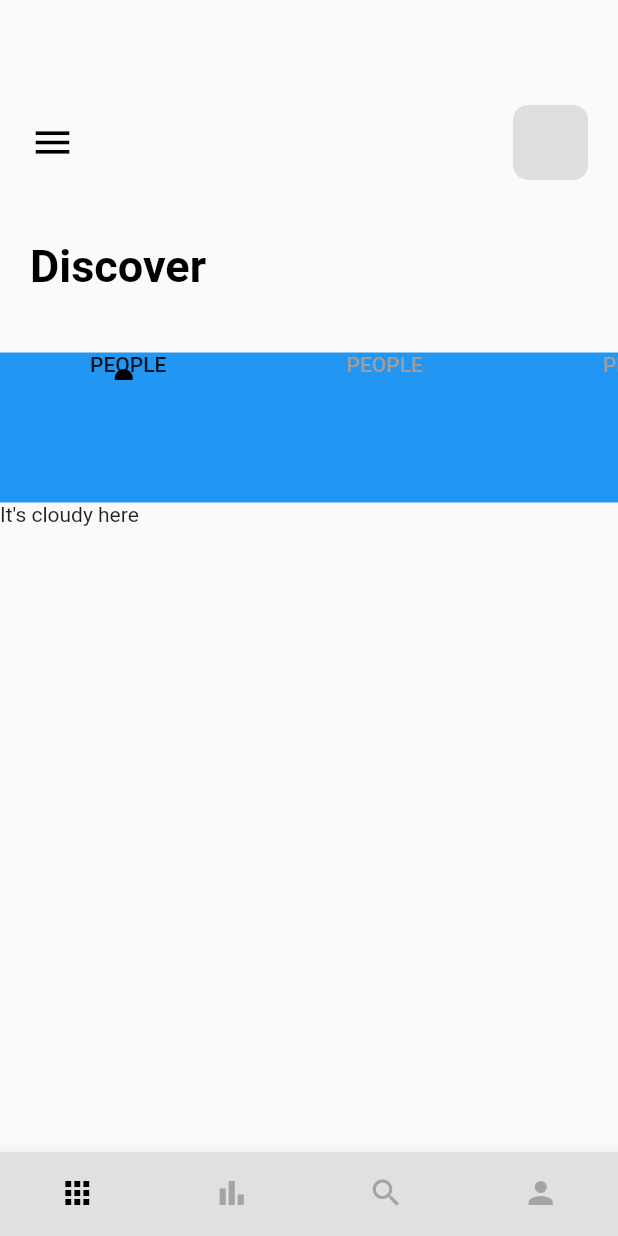
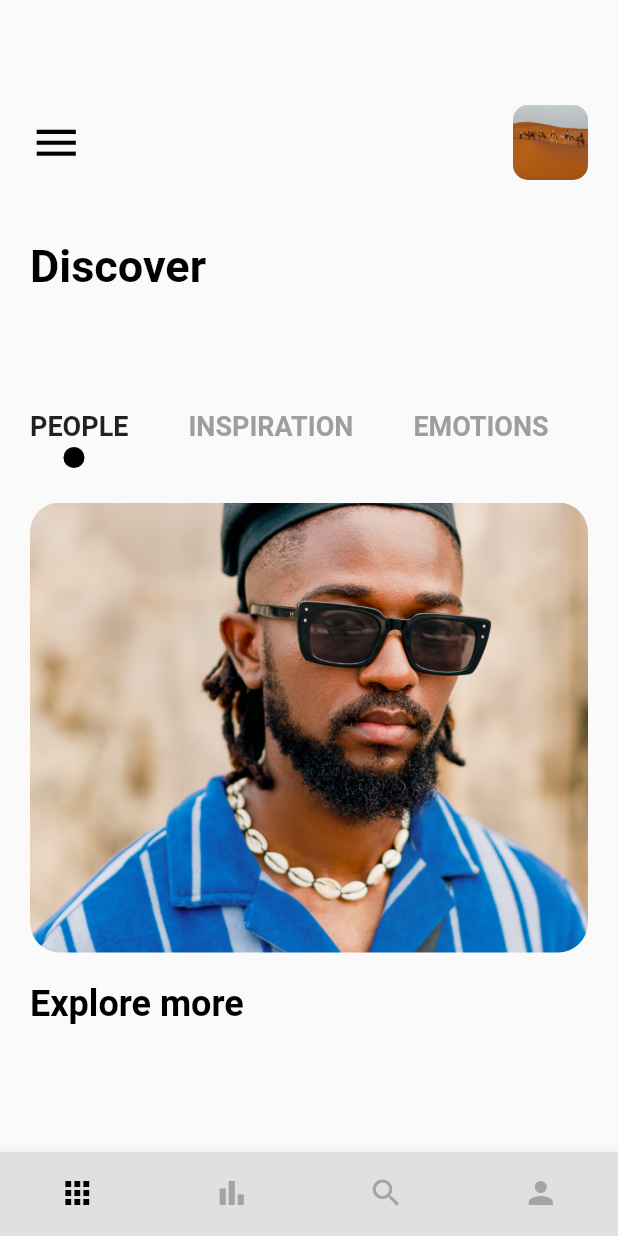
Before and after one commit to Ikwame91/TravelAppWithBloc, a Flutter app: the screen it shows after launch, on a phone screen of 412 x 824 dp. Run offline on Flutter 3.47's test engine with Material 2 defaults, Android fonts, the phone set to English and light mode, and no system bars.

Commit message:
fixed yesterdays bug with the tab indicator

```diff
--- a/lib/pages/navpages/homepage.dart
+++ b/lib/pages/navpages/homepage.dart
@@ -12,11 +12,6 @@ class Homepage extends StatefulWidget {
 }
 
 class _HomepageState extends State<Homepage> with TickerProviderStateMixin {
-  final List<String> _images = [
-    'assets/images/man.jpg',
-    'assets/images/nicebuilding.jpg',
-    'assets/images/pretty.jpg',
-  ];
   @override
   Widget build(BuildContext context) {
     TabController _tabController = TabController(length: 3, vsync: this);
@@ -36,7 +31,7 @@ class _HomepageState extends State<Homepage> with TickerProviderStateMixin {
                 children: [
                   Icon(
                     Icons.menu,
-                    size: 30,
+                    size: 35,
                     color: Colors.black,
                   ),
                   Container(
@@ -46,6 +41,10 @@ class _HomepageState extends State<Homepage> with TickerProviderStateMixin {
                     decoration: BoxDecoration(
                       borderRadius: BorderRadius.circular(10),
                       color: Colors.grey.withOpacity(0.3),
+                      image: DecorationImage(
+                        image: AssetImage('assets/images/travelllers.jpg'),
+                        fit: BoxFit.cover,
+                      ),
                     ),
                   ),
                 ],
@@ -64,42 +63,82 @@ class _HomepageState extends State<Homepage> with TickerProviderStateMixin {
           ),
           Container(
             height: 100,
-            color: Colors.blue,
             child: Align(
-              alignment: Alignment.topCenter,
+              alignment: Alignment.centerLeft,
               child: TabBar(
-                labelPadding: EdgeInsets.only(left: 60, right: 60),
+                labelStyle:
+                    TextStyle(fontSize: 18, fontWeight: FontWeight.bold),
+                labelPadding:
+                    EdgeInsets.symmetric(horizontal: 20, vertical: 10),
                 controller: _tabController,
-                unselectedLabelColor: Colors.grey,
+                unselectedLabelColor: Color(0xFF9E9E9E),
                 isScrollable: true,
                 indicatorSize: TabBarIndicatorSize.label,
-                indicator: CircleTabIndicator(color: Colors.black, radius: 6),
+                indicator: CircleTabIndicator(color: Colors.black, radius: 7),
                 tabs: [
                   Text('PEOPLE'),
-                  Text('PEOPLE'),
-                  Text('PEOPLE'),
+                  Text('INSPIRATION'),
+                  Text('EMOTIONS'),
                 ],
               ),
             ),
           ),
           Container(
-            height: 90,
+            padding: EdgeInsets.only(left: 20),
+            height: 300,
             width: double.maxFinite,
             child: TabBarView(
               controller: _tabController,
               children: [
-                Text('It\'s cloudy here'),
-                Text('It\'s cloudy here'),
-                Text('It\'s cloudy here'),
+                TabContent(imagePath: 'assets/images/man.jpg'),
+                TabContent(imagePath: 'assets/images/beautifulroom.jpg'),
+                TabContent(imagePath: 'assets/images/nicebuilding.jpg'),
               ],
             ),
           ),
+          SizedBox(
+            height: 20,
+          ),
+          Row(
+            children: [
+              Padding(
+                padding: const EdgeInsets.only(left: 20, right: 20),
+                child: LargeText(
+                  text: 'Explore more',
+                  fontSize: 24,
+                ),
+              ),
+            ],
+          )
         ],
       ),
     );
   }
 }
 
+class TabContent extends StatelessWidget {
+  final String imagePath;
+
+  const TabContent({Key? key, required this.imagePath}) : super(key: key);
+
+  @override
+  Widget build(BuildContext context) {
+    return Container(
+      width: 200,
+      height: 300,
+      margin: EdgeInsets.only(right: 20),
+      decoration: BoxDecoration(
+        borderRadius: BorderRadius.circular(20),
+        image: DecorationImage(
+          image: AssetImage(imagePath),
+          fit: BoxFit.cover,
+        ),
+      ),
+    );
+  }
+}
+
+// ignore: must_be_immutable
 class CircleTabIndicator extends Decoration {
   final Color color;
   double radius;
```
